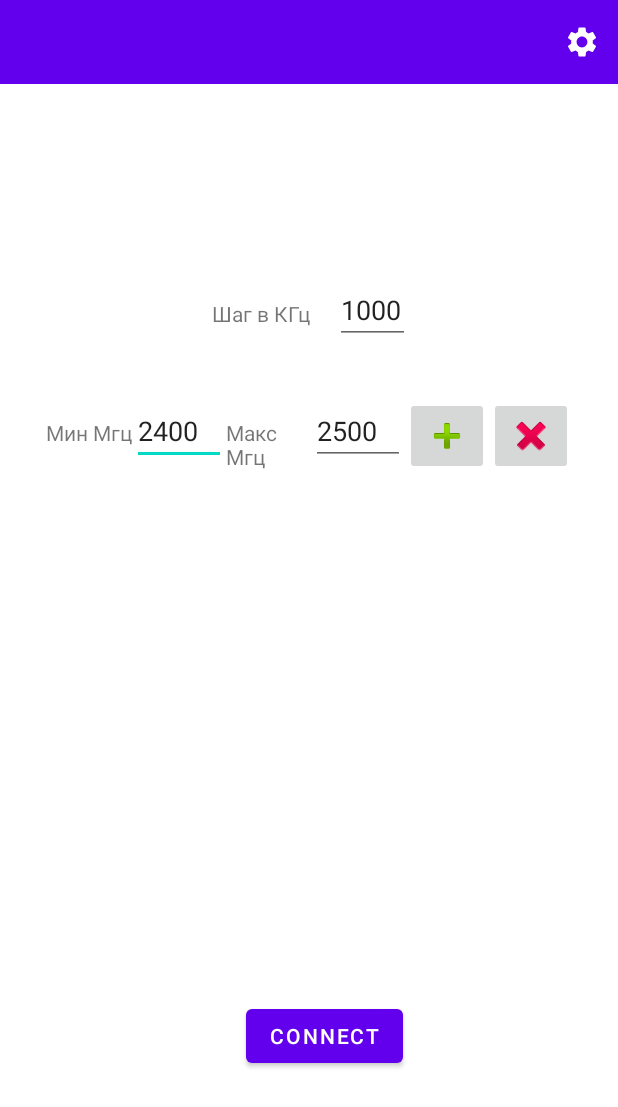
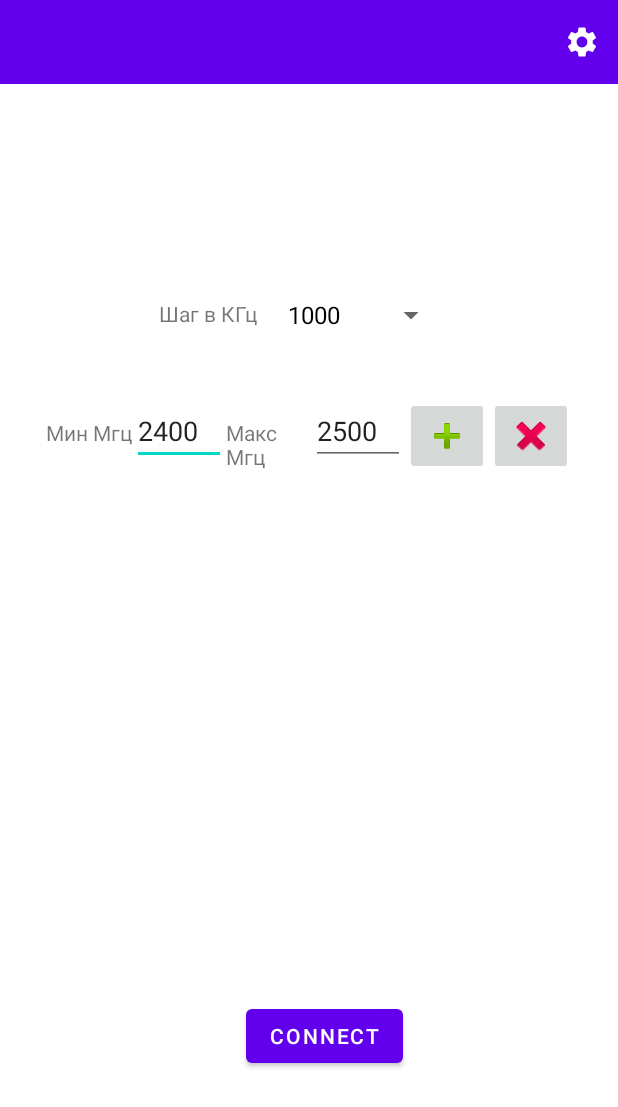
Before and after one commit to firefol/dronealert, an Android app: the screen it shows after launch (MainActivity), on a phone screen of 412 x 824 dp. Shown: the top 1107 px of the screen. Run offline under Robolectric (Android 15) with nearby library versions, the phone set to English and light mode, and no system bars; libraries missing offline, so code that uses them is left out: com.felhr.usbserial, com.jjoe64.graphview, org.tensorflow.lite; 1 statement that could not run was skipped.

Commit message:
добавлено логирование, исправления

```diff
--- a/app/src/main/AndroidManifest.xml
+++ b/app/src/main/AndroidManifest.xml
@@ -6,13 +6,15 @@
     <uses-permission android:name="android.permission.BLUETOOTH_ADMIN" />
     <uses-permission android:name="android.permission.BLUETOOTH_CONNECT" />
     <uses-permission android:name="android.permission.BLUETOOTH_SCAN" />
-    <uses-permission android:name="android.permission.MANAGE_EXTERNAL_STORAGE" />
+    <uses-permission android:name="android.permission.MANAGE_EXTERNAL_STORAGE"
+        tools:ignore="ScopedStorage" />
     <uses-permission android:name="android.permission.READ_EXTERNAL_STORAGE" />
     <uses-permission android:name="android.permission.VIBRATE" />
     <uses-permission android:name="android.permission.WRITE_EXTERNAL_STORAGE" />
     <uses-permission android:name="android.permission.FOREGROUND_SERVICE"/>
 
     <application
+        android:name=".Application"
         android:allowBackup="true"
         android:dataExtractionRules="@xml/data_extraction_rules"
         android:fullBackupContent="@xml/backup_rules"
--- a/app/src/main/java/com/example/testapplication/service/DroneAlertService.kt
+++ b/app/src/main/java/com/example/testapplication/service/DroneAlertService.kt
@@ -86,7 +86,6 @@ class DroneAlertService: Service() {
                 startScan()
                 read()
                 convertToBitmap()
-                println(step)
             } else {
                 job?.cancel()
                 convertJob?.cancel()
@@ -123,14 +122,14 @@ class DroneAlertService: Service() {
         filter.addAction(SET_DATA)
         filter.addAction(STOP_SCAN)
         registerReceiver(broadcast, filter)
-        println(" <= Сервис печати: успешно создан")
+        println(" <= Сервис скана: успешно создан")
     }
 
     private var handlerThread: HandlerThread? = null
     private var handler: Handler? = null
 
     override fun onStartCommand(intent: Intent?, flags: Int, startId: Int): Int {
-        println(" <= Сервис печати: запуск $intent, flags: $flags, startId: $startId")
+        println(" <= Сервис скана: запуск $intent, flags: $flags, startId: $startId")
         mIsServiceRunning = true
         handlerThread = HandlerThread("MyLocationThread")
         handlerThread!!.isDaemon = true
--- a/app/src/main/java/com/example/testapplication/ui/MainViewModel.kt
+++ b/app/src/main/java/com/example/testapplication/ui/MainViewModel.kt
@@ -18,6 +18,7 @@ class MainViewModel: ViewModel() {
     var check = true
     var recordCheck = false
     var soundType = 0
+    var position:Int? = null
     var coord2 = mutableListOf<MutableList<List<DataPoint>>>()
     var listCoordinates = mutableListOf<DataPoint>()
 }
--- a/app/src/main/java/com/example/testapplication/ui/main/MainFragment.kt
+++ b/app/src/main/java/com/example/testapplication/ui/main/MainFragment.kt
@@ -10,10 +10,17 @@ import android.content.IntentFilter
 import android.hardware.usb.UsbDevice
 import android.hardware.usb.UsbDeviceConnection
 import android.hardware.usb.UsbManager
+import android.os.Build
 import android.os.Bundle
+import android.os.Environment
+import android.provider.Settings
+import android.text.InputFilter
+import android.text.InputType
 import android.util.Log
 import android.view.*
 import android.view.inputmethod.InputMethodManager
+import android.widget.AdapterView
+import android.widget.ArrayAdapter
 import android.widget.EditText
 import android.widget.ImageButton
 import android.widget.ImageView
@@ -60,8 +67,59 @@ class MainFragment : Fragment() {
     override fun onViewCreated(view: View, savedInstanceState: Bundle?) {
         super.onViewCreated(view, savedInstanceState)
         val setting = DroneAlertSettings(requireContext())
+        if (Build.VERSION.SDK_INT >= 30) {
+            if (!Environment.isExternalStorageManager()) {
+                val getpermission = Intent()
+                getpermission.action = Settings.ACTION_MANAGE_ALL_FILES_ACCESS_PERMISSION
+                startActivity(getpermission)
+            }
+        }
         binding.toolbar.inflateMenu(R.menu.toolbar)
         usbManager = context?.getSystemService(Context.USB_SERVICE) as UsbManager
+        val items = resources.getStringArray(R.array.step)
+        val adapter = ArrayAdapter(requireContext(),
+            android.R.layout.simple_spinner_dropdown_item, items)
+        binding.Spinner.adapter = adapter
+        binding.Spinner.onItemSelectedListener = object: AdapterView.OnItemSelectedListener {
+            override fun onItemSelected(
+                parent: AdapterView<*>?,
+                view: View?,
+                position: Int,
+                id: Long
+            ) {
+                when (position) {
+                    0 -> {
+                        mainViewModel._step = binding.Spinner.getItemAtPosition(position).
+                        toString().toLong() * 1000L
+                        mainViewModel.position = position
+                        println(binding.Spinner.getItemAtPosition(position))
+                    }
+                    1 -> {
+                        mainViewModel._step = binding.Spinner.getItemAtPosition(position).
+                        toString().toLong() * 1000L
+                        mainViewModel.position = position
+                        println(binding.Spinner.getItemAtPosition(position))
+                    }
+                    2-> {
+                        mainViewModel._step = binding.Spinner.getItemAtPosition(position).
+                        toString().toLong() * 1000L
+                        mainViewModel.position = position
+                        println(binding.Spinner.getItemAtPosition(position))
+                    }
+                    3-> {
+                        mainViewModel._step = binding.Spinner.getItemAtPosition(position).
+                        toString().toLong() * 1000L
+                        mainViewModel.position = position
+                        println(binding.Spinner.getItemAtPosition(position))
+                    }
+                }
+            }
+            override fun onNothingSelected(parent: AdapterView<*>?) {
+
+            }
+        }
+        if (mainViewModel.position != null) binding.Spinner.setSelection(mainViewModel.position!!)
+        else binding.Spinner.setSelection(0)
         val filter = IntentFilter()
         filter.addAction(ACTION_USB_PERMISSION)
         filter.addAction(UsbManager.ACTION_USB_ACCESSORY_ATTACHED)
@@ -124,10 +182,10 @@ class MainFragment : Fragment() {
                     //mainViewModel.coord2.add(mutableListOf())
                     DroneAlertService.imageList.add(imageViewItem)
                 }
-                if (binding.editTextNumber3.text.toString().toInt() <= 250) mainViewModel.delay =
-                    200L
+                //if (binding.editTextNumber3.text.toString().toInt() <= 250) mainViewModel.delay =
+                //    200L
 
-                mainViewModel._step = (binding.editTextNumber3.text.toString().toLong() * 1000L)
+                //mainViewModel._step = (binding.editTextNumber3.text.toString().toLong() * 1000L)
                 DroneAlertService.coord2 = mainViewModel.coord2
                 val intent = Intent()
                 intent.action = DroneAlertService.SET_DATA
@@ -139,6 +197,30 @@ class MainFragment : Fragment() {
                 mainViewModel.listCoordinates.clear()
                 findNavController().navigate(R.id.analyzeFragment)
             }
+                /*else {
+                mainViewModel.graphCounter = binding.linearlistlayout.size
+                DroneAlertService.coord2.clear()
+                mainViewModel.starList.clear()
+                mainViewModel.stopList.clear()
+                mainViewModel.coord2.clear()
+                DroneAlertService.imageList.clear()
+                for (i in binding.linearlistlayout.indices) {
+                    mainViewModel.starList.add(
+                        binding.linearlistlayout[i].findViewById<EditText>(
+                            R.id.editTextNumber
+                        ).text.toString().toLong() * 1000000L
+                    )
+                    mainViewModel.stopList.add(
+                        binding.linearlistlayout[i].findViewById<EditText>(
+                            R.id.editTextNumber2
+                        ).text.toString().toLong() * 1000000L
+                    )
+                    mainViewModel.coord2.add(mutableListOf())
+                    //mainViewModel.coord2.add(mutableListOf())
+                    DroneAlertService.imageList.add(imageViewItem)
+                }
+                findNavController().navigate(R.id.analyzeFragment)
+            }*/
         }
         allEds = mutableListOf()
         val graphCounterVariants = requireContext().resources.getStringArray(R.array.counter_graph)
--- a/app/src/main/res/layout/fragment_main.xml
+++ b/app/src/main/res/layout/fragment_main.xml
@@ -62,19 +62,16 @@
         android:gravity="center"
         android:text="Шаг в КГц"
         app:layout_constraintBottom_toTopOf="@+id/scrollview"
-        app:layout_constraintEnd_toStartOf="@+id/editTextNumber3"
+        app:layout_constraintEnd_toStartOf="@+id/Spinner"
         app:layout_constraintHorizontal_bias="0.91"
         app:layout_constraintStart_toStartOf="parent"
         app:layout_constraintTop_toBottomOf="@+id/toolbar"
         app:layout_constraintVertical_bias="0.789" />
 
-    <EditText
-        android:id="@+id/editTextNumber3"
-        android:layout_width="50dp"
-        android:layout_height="40dp"
-        android:ems="10"
-        android:inputType="number"
-        android:text="1000"
+    <Spinner
+        android:id="@+id/Spinner"
+        android:layout_width="114dp"
+        android:layout_height="37dp"
         app:layout_constraintBottom_toTopOf="@+id/scrollview"
         app:layout_constraintEnd_toEndOf="parent"
         app:layout_constraintHorizontal_bias="0.617"
--- a/app/src/main/res/values/arrays.xml
+++ b/app/src/main/res/values/arrays.xml
@@ -13,4 +13,10 @@
         <item>9</item>
         <item>10</item>
     </string-array>
+    <string-array  name="step">
+        <item> 1000</item>
+        <item> 500</item>
+        <item> 250</item>
+        <item> 100</item>
+    </string-array>
 </resources>
```
Also changed, not shown: app/build.gradle (+7 -1 lines), app/src/main/java/com/example/testapplication/Application.kt (added, +79 -0 lines), app/src/main/java/com/example/testapplication/ui/setting/SettingFragment.kt (+9 -9 lines), 1 other file.
